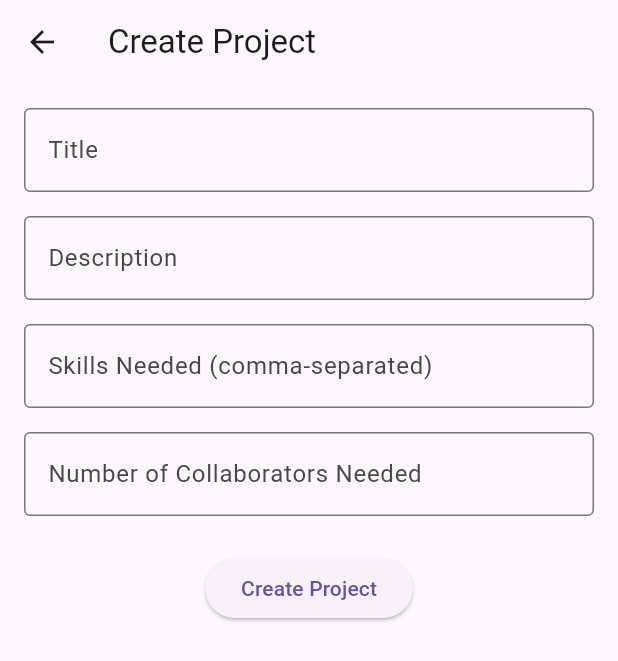
After one commit to MbarekTech/StudentCollabHub-Flatter-App, a Flutter app: the CreateProjectScreen screen opened directly, after a tap on "Create Project", on a phone screen of 412 x 824 dp. The commit adds this screen. Shown: the top 661 px of the screen. Run offline on Flutter 3.47's test engine with Material 3 defaults, Android fonts, the phone set to English and light mode, and no system bars; our stand-ins replace cloud_firestore, firebase_auth, firebase_core; accounts and stored records are empty.

Commit message:
Add project creation functionality

```diff
--- /dev/null
+++ b/lib/models/create_project_screen.dart
@@ -0,0 +1,103 @@
+import 'package:flutter/material.dart';
+import 'package:provider/provider.dart';
+import '../state/app_state.dart';
+
+class CreateProjectScreen extends StatefulWidget {
+  const CreateProjectScreen({super.key});
+
+  @override
+  State<CreateProjectScreen> createState() => _CreateProjectScreenState();
+}
+
+class _CreateProjectScreenState extends State<CreateProjectScreen> {
+  final TextEditingController _titleController = TextEditingController();
+  final TextEditingController _descriptionController = TextEditingController();
+  final TextEditingController _skillsController = TextEditingController();
+  final TextEditingController _collaboratorsController = TextEditingController();
+
+  @override
+  void dispose() {
+    _titleController.dispose();
+    _descriptionController.dispose();
+    _skillsController.dispose();
+    _collaboratorsController.dispose();
+    super.dispose();
+  }
+
+  void _createProject(BuildContext context) async {
+    final appState = Provider.of<AppState>(context, listen: false);
+    final title = _titleController.text;
+    final description = _descriptionController.text;
+    final skills = _skillsController.text.split(',').map((e) => e.trim()).toList();
+    final collaborators = int.tryParse(_collaboratorsController.text) ?? 1;
+
+    if (title.isNotEmpty && description.isNotEmpty && skills.isNotEmpty) {
+      await appState.createProject(
+        title: title,
+        description: description,
+        skillsNeeded: skills,
+        numberOfCollaboratorsNeeded: collaborators,
+      );
+      // Navigate back to the home screen
+      Navigator.pop(context);
+    } else {
+      // Show error message (to be implemented later)
+      print("Please fill in all fields");
+    }
+  }
+
+  @override
+  Widget build(BuildContext context) {
+    return Scaffold(
+      appBar: AppBar(
+        title: const Text('Create Project'),
+      ),
+      body: Padding(
+        padding: const EdgeInsets.all(16.0),
+        child: SingleChildScrollView(
+          child: Column(
+            children: [
+              TextFormField(
+                controller: _titleController,
+                decoration: const InputDecoration(
+                  labelText: 'Title',
+                  border: OutlineInputBorder(),
+                ),
+              ),
+              const SizedBox(height: 16),
+              TextFormField(
+                controller: _descriptionController,
+                decoration: const InputDecoration(
+                  labelText: 'Description',
+                  border: OutlineInputBorder(),
+                ),
+              ),
+              const SizedBox(height: 16),
+              TextFormField(
+                controller: _skillsController,
+                decoration: const InputDecoration(
+                  labelText: 'Skills Needed (comma-separated)',
+                  border: OutlineInputBorder(),
+                ),
+              ),
+              const SizedBox(height: 16),
+              TextFormField(
+                controller: _collaboratorsController,
+                decoration: const InputDecoration(
+                  labelText: 'Number of Collaborators Needed',
+                  border: OutlineInputBorder(),
+                ),
+                keyboardType: TextInputType.number,
+              ),
+              const SizedBox(height: 24),
+              ElevatedButton(
+                onPressed: () => _createProject(context),
+                child: const Text('Create Project'),
+              ),
+            ],
+          ),
+        ),
+      ),
+    );
+  }
+}
--- /dev/null
+++ b/lib/models/project_model.dart
@@ -0,0 +1,38 @@
+class ProjectModel {
+  final String projectId;
+  final String title;
+  final String description;
+  final List<String> skillsNeeded;
+  final String postedBy;
+  final int numberOfCollaboratorsNeeded;
+
+  ProjectModel({
+    required this.projectId,
+    required this.title,
+    required this.description,
+    required this.skillsNeeded,
+    required this.postedBy,
+    required this.numberOfCollaboratorsNeeded,
+  });
+
+  factory ProjectModel.fromMap(Map<String, dynamic> map, String projectId) {
+    return ProjectModel(
+      projectId: projectId,
+      title: map['title'] ?? '',
+      description: map['description'] ?? '',
+      skillsNeeded: List<String>.from(map['skillsNeeded'] ?? []),
+      postedBy: map['postedBy'] ?? '',
+      numberOfCollaboratorsNeeded: map['numberOfCollaboratorsNeeded'] ?? 1,
+    );
+  }
+
+  Map<String, dynamic> toMap() {
+    return {
+      'title': title,
+      'description': description,
+      'skillsNeeded': skillsNeeded,
+      'postedBy': postedBy,
+      'numberOfCollaboratorsNeeded': numberOfCollaboratorsNeeded,
+    };
+  }
+}
--- a/lib/screens/home_screen.dart
+++ b/lib/screens/home_screen.dart
@@ -46,6 +46,14 @@ class HomeScreen extends StatelessWidget {
               },
               child: const Text('View Profile'),
             ),
+            const SizedBox(height: 16),
+            ElevatedButton(
+              onPressed: () {
+                // Navigate to the create project screen
+                Navigator.pushNamed(context, '/create-project');
+              },
+              child: const Text('Create Project'),
+            ),
           ],
         ),
       ),
--- /dev/null
+++ b/lib/services/database_service.dart
@@ -0,0 +1,44 @@
+import 'package:cloud_firestore/cloud_firestore.dart';
+import 'package:firebase_auth/firebase_auth.dart';
+import '../models/project_model.dart';
+
+class DatabaseService {
+  final FirebaseFirestore _firestore = FirebaseFirestore.instance;
+
+  Future<void> createProject({
+    required String title,
+    required String description,
+    required List<String> skillsNeeded,
+    required int numberOfCollaboratorsNeeded,
+  }) async {
+    final user = FirebaseAuth.instance.currentUser;
+    if (user != null) {
+      final newProject = ProjectModel(
+        projectId: "",
+        title: title,
+        description: description,
+        skillsNeeded: skillsNeeded,
+        postedBy: user.uid,
+        numberOfCollaboratorsNeeded: numberOfCollaboratorsNeeded,
+      );
+
+      DocumentReference docRef = await _firestore.collection('projects').add(newProject.toMap());
+      await _firestore.collection('projects').doc(docRef.id).update({'projectId': docRef.id});
+    }
+  }
+
+  Future<List<ProjectModel>> getAllProjects() async {
+    List<ProjectModel> projectList = [];
+    try {
+      QuerySnapshot projectQuery = await _firestore.collection('projects').get();
+      for (var projectDoc in projectQuery.docs) {
+        final projectData = projectDoc.data() as Map<String, dynamic>;
+        projectList.add(ProjectModel.fromMap(projectData, projectDoc.id));
+      }
+      return projectList;
+    } catch (e) {
+      print(e);
+      return [];
+    }
+  }
+}
--- a/lib/state/app_state.dart
+++ b/lib/state/app_state.dart
@@ -1,19 +1,25 @@
-import 'package:firebase_auth/firebase_auth.dart';
+// lib/state/app_state.dart
 import 'package:flutter/material.dart';
 import '../models/user_model.dart';
+import '../models/project_model.dart';
 import '../services/auth_service.dart';
+import '../services/database_service.dart';
 
 class AppState extends ChangeNotifier {
   UserModel? _currentUser;
   bool _isLoading = false;
+  List<ProjectModel> _projects = [];
 
   UserModel? get currentUser => _currentUser;
   bool get isLoading => _isLoading;
+  List<ProjectModel> get projects => _projects;
 
   final AuthService _authService = AuthService();
+  final DatabaseService _databaseService = DatabaseService();
 
   AppState() {
     _setupAuthStateListener();
+    _loadProjects();
   }
 
   void setLoading(bool value) {
@@ -24,7 +30,6 @@ class AppState extends ChangeNotifier {
   void _setupAuthStateListener() {
     _authService.authChanges.listen((user) {
       if (user != null) {
-        // Simulate loading user profile data
         _currentUser = UserModel(
           uid: user.uid,
           username: user.email ?? "Unknown",
@@ -41,7 +46,12 @@ class AppState extends ChangeNotifier {
     });
   }
 
-  Future<User?> login(String email, String password) async {
+  Future<void> _loadProjects() async {
+    _projects = await _databaseService.getAllProjects();
+    notifyListeners();
+  }
+
+  Future<void> login(String email, String password) async {
     setLoading(true);
     final user = await _authService.loginWithEmailAndPassword(
       email: email,
@@ -51,7 +61,7 @@ class AppState extends ChangeNotifier {
     return user;
   }
 
-  Future<User?> signInAsGuest() async {
+  Future<void> signInAsGuest() async {
     setLoading(true);
     final user = await _authService.signInAnonymously();
     setLoading(false);
@@ -95,4 +105,23 @@ class AppState extends ChangeNotifier {
       return null;
     }
   }
+
+  Future<void> createProject({
+    required String title,
+    required String description,
+    required List<String> skillsNeeded,
+    required int numberOfCollaboratorsNeeded,
+  }) async {
+    try {
+      await _databaseService.createProject(
+        title: title,
+        description: description,
+        skillsNeeded: skillsNeeded,
+        numberOfCollaboratorsNeeded: numberOfCollaboratorsNeeded,
+      );
+      await _loadProjects(); // Refresh the project list
+    } catch (e) {
+      print("Error creating project: $e");
+    }
+  }
 }
```
Also changed, not shown: lib/main.dart (+5 -2 lines).
